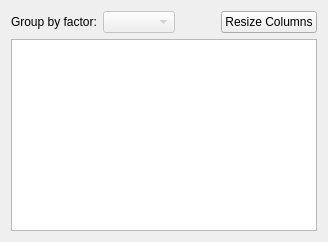
Above: tse_analytics/views/data/data_table_widget.ui from TSE-Systems/tse-analytics before the change. Below: the same form after it.
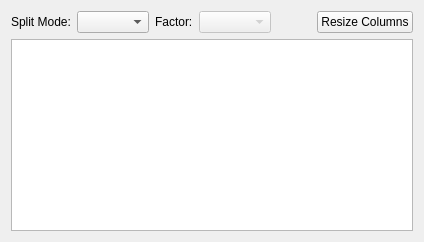
That is the form after the change. Icons and pictures are not drawn. Custom widgets are drawn as their Qt base class.

Commit message: UI tweaks for new split modes (Total, Animal, Run, Factor).

```diff
--- a/tse_analytics/views/data/data_table_widget.ui
+++ b/tse_analytics/views/data/data_table_widget.ui
@@ -9,7 +9,17 @@
      <item>
       <widget class="QLabel" name="labelGroupByFactor">
        <property name="text">
-        <string>Group by factor:</string>
+        <string>Split Mode:</string>
+       </property>
+      </widget>
+     </item>
+     <item>
+      <widget class="QComboBox" name="comboBoxSplitMode"/>
+     </item>
+     <item>
+      <widget class="QLabel" name="labelFactor">
+       <property name="text">
+        <string>Factor:</string>
        </property>
       </widget>
      </item>
```
Left out of the diff: 2 changed lines with no effect on the pictures. The commit also changes 22 other files.
